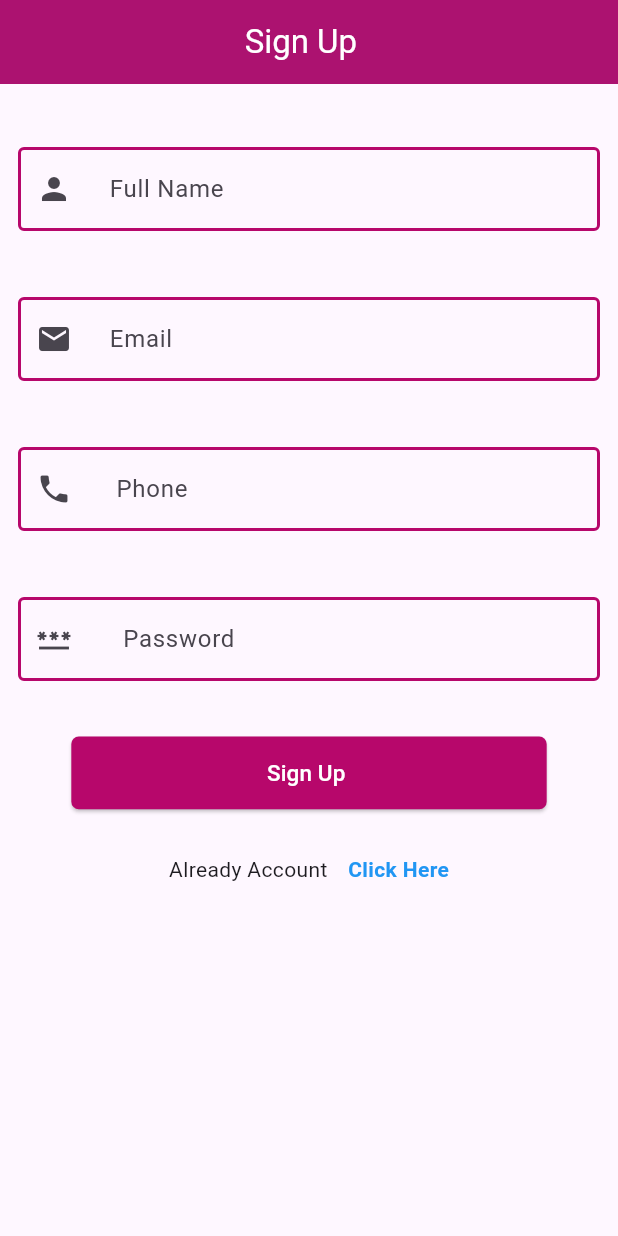
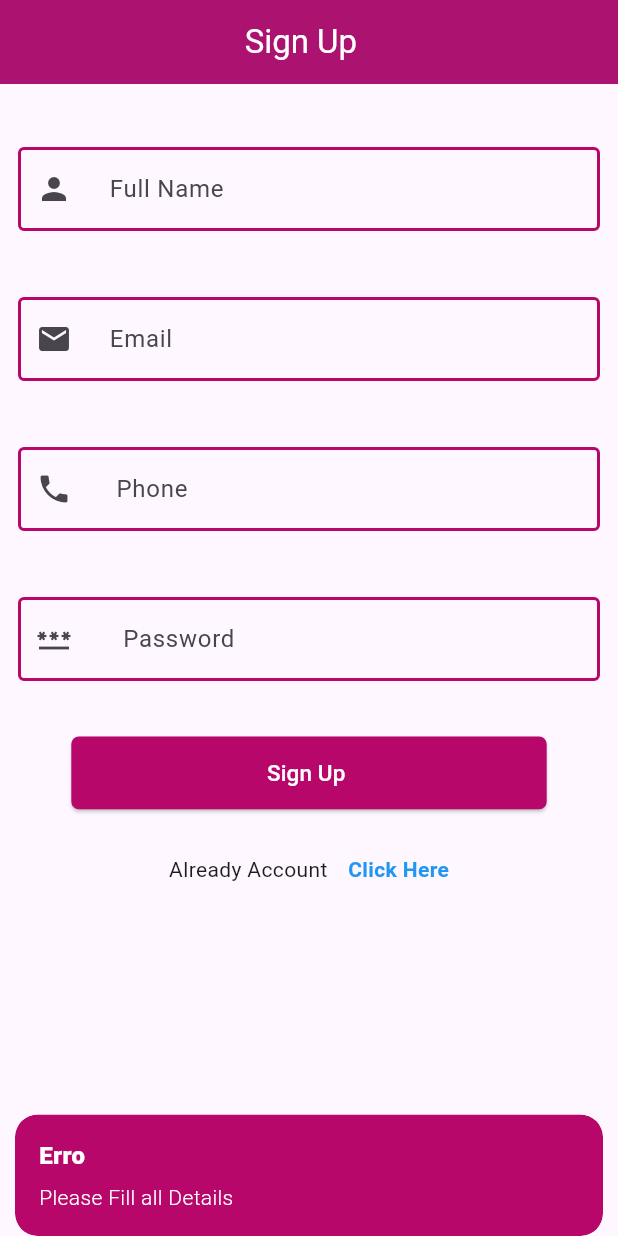
Before and after one commit to Has5an-Ali/shoppingapp, a Flutter app: the Registerscreen screen opened directly, after a tap on "Sign Up", on a phone screen of 412 x 824 dp. Run offline on Flutter 3.47's test engine with Material 3 defaults, Android fonts, the phone set to English and light mode, and no system bars; our stand-ins replace cloud_firestore, firebase_auth, firebase_core, flutter_easyloading, flutter_keyboard_visibility, get and 2 more; accounts and stored records are empty.

```diff
--- a/lib/Presentation/customwidget/Textfields.dart
+++ b/lib/Presentation/customwidget/Textfields.dart
@@ -8,6 +8,7 @@ class customtextfield extends StatelessWidget {
   final Icon? Prefixicon;
   final TextInputType type;
   final bool Obscuretext;
+  final TextEditingController? Controller;
 
   const customtextfield({
     super.key,
@@ -15,6 +16,7 @@ class customtextfield extends StatelessWidget {
     this.Prefixicon,
     required this.Obscuretext,
     required this.type,
+    required this.Controller,
   });
 
   @override
@@ -22,6 +24,7 @@ class customtextfield extends StatelessWidget {
     return Padding(
       padding: const EdgeInsets.all(12),
       child: TextFormField(
+        controller: Controller,
         obscureText: Obscuretext,
         keyboardType: type,
         decoration: InputDecoration(
--- a/lib/Presentation/screens/auth/Registerscreen.dart
+++ b/lib/Presentation/screens/auth/Registerscreen.dart
@@ -1,5 +1,6 @@
-// ignore_for_file: prefer_const_constructors, prefer_const_literals_to_create_immutables, camel_case_types
+// ignore_for_file: prefer_const_constructors, prefer_const_literals_to_create_immutables, camel_case_types, unused_local_variable, non_constant_identifier_names, unnecessary_null_comparison
 
+import 'package:firebase_auth/firebase_auth.dart';
 import 'package:flutter/material.dart';
 import 'package:flutter_keyboard_visibility/flutter_keyboard_visibility.dart';
 import 'package:get/get.dart';
@@ -7,15 +8,21 @@ import 'package:lottie/lottie.dart';
 import 'package:shoppingapp/Presentation/customwidget/Button.dart';
 import 'package:shoppingapp/utils/appconstant.dart';
 
+import '../../../controller/signinwithemail.dart';
 import '../../customwidget/Textfields.dart';
 import 'signinscreen.dart';
 
 class Registerscreen extends StatelessWidget {
-  const Registerscreen({super.key});
+  Registerscreen({super.key});
+
+  final Signinwithemail signinwithemail = Get.put(Signinwithemail());
+  TextEditingController Username = TextEditingController();
+  TextEditingController Useremail = TextEditingController();
+  TextEditingController Userphone = TextEditingController();
+  TextEditingController Userpassword = TextEditingController();
 
   @override
   Widget build(BuildContext context) {
-    return KeyboardVisibilityBuilder(builder: (context, isKeyboardVisible) {
     return Scaffold(
       appBar: AppBar(
         title: Text(
@@ -33,6 +40,7 @@ class Registerscreen extends StatelessWidget {
               height: 30,
             ),
             customtextfield(
+              Controller: Username,
               text: '  Full Name ',
               Obscuretext: false,
               Prefixicon: Icon(Icons.person),
@@ -46,6 +54,7 @@ class Registerscreen extends StatelessWidget {
               Obscuretext: false,
               Prefixicon: Icon(Icons.email),
               type: TextInputType.emailAddress,
+              Controller: Useremail,
             ),
             SizedBox(
               height: 20,
@@ -55,6 +64,7 @@ class Registerscreen extends StatelessWidget {
               Prefixicon: Icon(Icons.phone),
               Obscuretext: true,
               type: TextInputType.phone,
+              Controller: Userphone,
             ),
             SizedBox(
               height: 20,
@@ -64,11 +74,35 @@ class Registerscreen extends StatelessWidget {
               Prefixicon: Icon(Icons.password),
               Obscuretext: true,
               type: TextInputType.text,
+              Controller: Userpassword,
             ),
             SizedBox(
               height: 25,
             ),
-              Button(text: "Sign Up ", onPressed: () {}),
+            Button(
+                text: "Sign Up ",
+                onPressed: () async {
+                  String name = Username.text.trim();
+                  String email = Useremail.text.trim();
+                  String phone = Userphone.text.trim();
+                  String password = Userpassword.text.trim();
+                  String userDeviceToken = '';
+
+                  if (name.isEmpty ||
+                      email.isEmpty ||
+                      phone.isEmail ||
+                      password.isEmpty) {
+                    Get.snackbar("Erro", "Please Fill all Details",
+                        snackPosition: SnackPosition.BOTTOM,
+                        backgroundColor: AppConstant.appmaincolor,
+                        colorText: Colors.white);
+                  } else {
+                    UserCredential? userCredential =
+                        await signinwithemail.SigninMethod(
+                            name, email, phone, password, userDeviceToken);
+                  }
+                  if (UserCredential != null) {}
+                }),
             SizedBox(
               height: 30,
             ),
@@ -95,6 +129,5 @@ class Registerscreen extends StatelessWidget {
         ),
       ),
     );
-    });
   }
 }
--- a/lib/Presentation/screens/auth/signinscreen.dart
+++ b/lib/Presentation/screens/auth/signinscreen.dart
@@ -12,7 +12,6 @@ import 'Registerscreen.dart';
 
 class Signinscreen extends StatelessWidget {
   const Signinscreen({super.key});
-
   @override
   Widget build(BuildContext context) {
     return KeyboardVisibilityBuilder(builder: (context, isKeyboardVisible) {
@@ -44,6 +43,7 @@ class Signinscreen extends StatelessWidget {
               Prefixicon: Icon(Icons.email),
               Obscuretext: false,
               type: TextInputType.emailAddress,
+              Controller: null,
             ),
             SizedBox(
               height: 20,
@@ -53,6 +53,7 @@ class Signinscreen extends StatelessWidget {
               Prefixicon: Icon(Icons.password),
               Obscuretext: true,
               type: TextInputType.text,
+              Controller: null,
             ),
             SizedBox(
               height: 25,
--- a/lib/controller/signinwithemail.dart
+++ b/lib/controller/signinwithemail.dart
@@ -5,6 +5,7 @@ import 'package:firebase_auth/firebase_auth.dart';
 import 'package:flutter/material.dart';
 import 'package:get/get.dart';
 import 'package:shoppingapp/model/usermodel.dart';
+import 'package:flutter_easyloading/flutter_easyloading.dart';
 import 'package:shoppingapp/utils/appconstant.dart';
 
 class Signinwithemail extends GetxController {
@@ -19,6 +20,7 @@ class Signinwithemail extends GetxController {
     String userDeviceToken,
   ) async {
     try {
+      EasyLoading.show(status: 'Please Wait..');
       UserCredential userCredential =
           await _auth.createUserWithEmailAndPassword(
               email: Useremail, password: Userpassword);
@@ -39,7 +41,15 @@ class Signinwithemail extends GetxController {
           isActive: true,
           createdOn: DateTime.now(),
           city: '');
+
+      firestore
+          .collection('User')
+          .doc(userCredential.user!.uid)
+          .set(userModel.toMap());
+      EasyLoading.dismiss();
+      return userCredential;
     } on FirebaseAuthException catch (e) {
+      EasyLoading.dismiss();
       Get.snackbar("Error", "$e",
           snackPosition: SnackPosition.BOTTOM,
           backgroundColor: AppConstant.appmaincolor,
```
Lines whose indentation alone changed are shown as unchanged.
